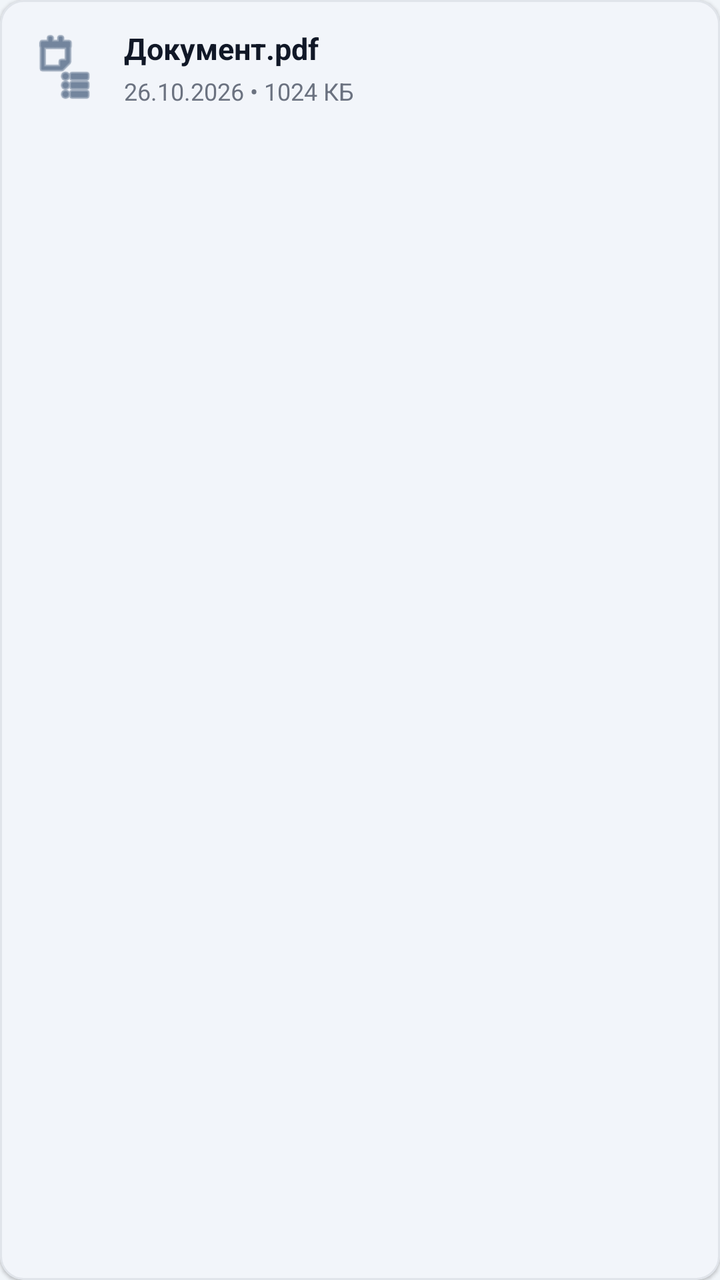
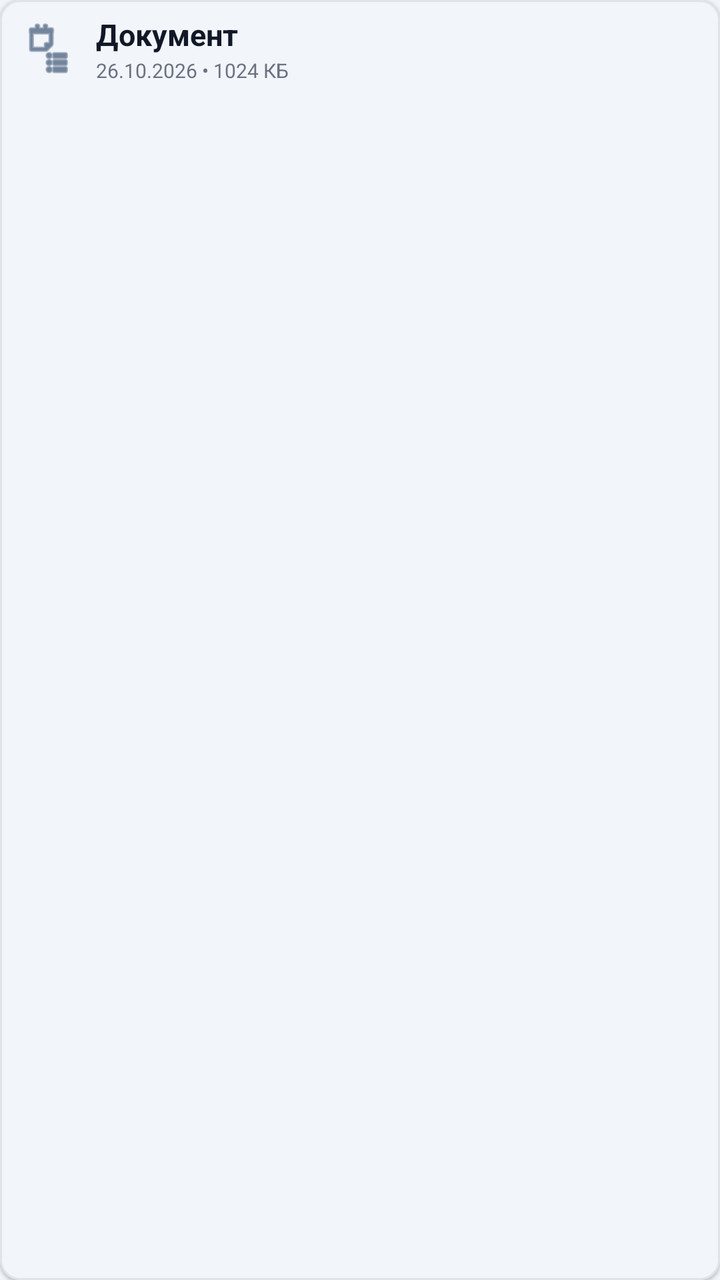

Before-and-after screenshots of an Android layout around one commit, followed by the original layout XML and the change that was made.
<!-- AndroidManifest.xml: application theme Theme.DocScannerUA -->
<!-- res/layout/item_document.xml -->
<?xml version="1.0" encoding="utf-8"?>
<com.google.android.material.card.MaterialCardView xmlns:android="http://schemas.android.com/apk/res/android"
    xmlns:app="http://schemas.android.com/apk/res-auto"
    android:id="@+id/cardDocument"
    android:layout_width="match_parent"
    android:layout_height="wrap_content"
    android:layout_marginHorizontal="12dp"
    android:layout_marginVertical="5dp"
    android:checkable="true"
    android:clickable="true"
    android:focusable="true"
    app:cardCornerRadius="12dp"
    app:cardElevation="1dp"
    app:strokeWidth="1dp"
    app:strokeColor="#E0E4EA">

    <LinearLayout
        android:layout_width="match_parent"
        android:layout_height="wrap_content"
        android:gravity="center_vertical"
        android:orientation="horizontal"
        android:padding="14dp">

        <ImageView
            android:id="@+id/ivDocIcon"
            android:layout_width="36dp"
            android:layout_height="36dp"
            android:src="@android:drawable/ic_menu_agenda"
            app:tint="#1E3A5F" />

        <LinearLayout
            android:layout_width="0dp"
            android:layout_height="wrap_content"
            android:layout_marginStart="12dp"
            android:layout_marginEnd="8dp"
            android:layout_weight="1"
            android:orientation="vertical">

            <TextView
                android:id="@+id/tvFileName"
                android:layout_width="match_parent"
                android:layout_height="wrap_content"
                android:ellipsize="middle"
                android:singleLine="true"
                android:text="Документ.pdf"
                android:textColor="#111827"
                android:textSize="15sp"
                android:textStyle="bold" />

            <TextView
                android:id="@+id/tvFileMeta"
                android:layout_width="match_parent"
                android:layout_height="wrap_content"
                android:layout_marginTop="3dp"
                android:text="26.10.2026 • 1024 КБ"
                android:textColor="#6B7280"
                android:textSize="12sp" />
        </LinearLayout>

        <CheckBox
            android:id="@+id/cbSelect"
            android:layout_width="wrap_content"
            android:layout_height="wrap_content"
            android:clickable="false"
            android:focusable="false"
            android:visibility="gone" />

        
        <ImageButton
            android:id="@+id/btnShare"
            android:layout_width="0dp"
            android:layout_height="0dp"
            android:visibility="gone" />

        <ImageButton
            android:id="@+id/btnDelete"
            android:layout_width="0dp"
            android:layout_height="0dp"
            android:visibility="gone" />
    </LinearLayout>
</com.google.android.material.card.MaterialCardView>
<!-- resources referenced by this layout -->
<resources>
  <style name="Theme.DocScannerUA" parent="Theme.Material3.Light.NoActionBar">
          <item name="colorPrimary">#0D47A1</item>
          <item name="colorSurface">#FFFFFF</item>
          <item name="colorOnSurface">#0F172A</item>
          <item name="android:windowBackground">#F1F5F9</item>
      </style>
</resources>

<!-- the commit's change to res/layout/item_document.xml (unified diff, before → after) -->
@@ -4,13 +4,14 @@
     android:id="@+id/cardDocument"
     android:layout_width="match_parent"
     android:layout_height="wrap_content"
-    android:layout_marginHorizontal="12dp"
-    android:layout_marginVertical="5dp"
+    android:layout_marginHorizontal="0dp"
+    android:layout_marginVertical="3dp"
     android:checkable="true"
     android:clickable="true"
     android:focusable="true"
-    app:cardCornerRadius="12dp"
+    app:cardCornerRadius="10dp"
     app:cardElevation="1dp"
+    app:checkedIcon="@null"
     app:strokeWidth="1dp"
     app:strokeColor="#E0E4EA">
 
@@ -19,42 +20,62 @@
         android:layout_height="wrap_content"
         android:gravity="center_vertical"
         android:orientation="horizontal"
-        android:padding="14dp">
+        android:paddingHorizontal="10dp"
+        android:paddingVertical="7dp">
 
         <ImageView
             android:id="@+id/ivDocIcon"
-            android:layout_width="36dp"
-            android:layout_height="36dp"
+            android:layout_width="28dp"
+            android:layout_height="28dp"
             android:src="@android:drawable/ic_menu_agenda"
             app:tint="#1E3A5F" />
 
         <LinearLayout
             android:layout_width="0dp"
             android:layout_height="wrap_content"
-            android:layout_marginStart="12dp"
-            android:layout_marginEnd="8dp"
+            android:layout_marginStart="10dp"
+            android:layout_marginEnd="6dp"
             android:layout_weight="1"
             android:orientation="vertical">
 
-            <TextView
-                android:id="@+id/tvFileName"
+            <LinearLayout
                 android:layout_width="match_parent"
                 android:layout_height="wrap_content"
-                android:ellipsize="middle"
-                android:singleLine="true"
-                android:text="Документ.pdf"
-                android:textColor="#111827"
-                android:textSize="15sp"
-                android:textStyle="bold" />
+                android:orientation="horizontal">
+
+                <TextView
+                    android:id="@+id/tvFileName"
+                    android:layout_width="0dp"
+                    android:layout_height="wrap_content"
+                    android:layout_weight="1"
+                    android:ellipsize="end"
+                    android:singleLine="true"
+                    android:text="Документ"
+                    android:textColor="#111827"
+                    android:textSize="15sp"
+                    android:textStyle="bold" />
+
+                <TextView
+                    android:id="@+id/tvFileNumber"
+                    android:layout_width="wrap_content"
+                    android:layout_height="wrap_content"
+                    android:layout_marginStart="6dp"
+                    android:singleLine="true"
+                    android:text="№1.pdf"
+                    android:textColor="#111827"
+                    android:textSize="15sp"
+                    android:textStyle="bold"
+                    android:visibility="gone" />
+            </LinearLayout>
 
             <TextView
                 android:id="@+id/tvFileMeta"
                 android:layout_width="match_parent"
                 android:layout_height="wrap_content"
-                android:layout_marginTop="3dp"
+                android:layout_marginTop="1dp"
                 android:text="26.10.2026 • 1024 КБ"
                 android:textColor="#6B7280"
-                android:textSize="12sp" />
+                android:textSize="10sp" />
         </LinearLayout>
 
         <CheckBox
@@ -63,19 +84,9 @@
             android:layout_height="wrap_content"
             android:clickable="false"
             android:focusable="false"
-            android:visibility="gone" />
-
-        
-        <ImageButton
-            android:id="@+id/btnShare"
-            android:layout_width="0dp"
-            android:layout_height="0dp"
-            android:visibility="gone" />
-
-        <ImageButton
-            android:id="@+id/btnDelete"
-            android:layout_width="0dp"
-            android:layout_height="0dp"
+            android:minWidth="0dp"
+            android:minHeight="0dp"
+            android:padding="0dp"
             android:visibility="gone" />
     </LinearLayout>
 </com.google.android.material.card.MaterialCardView>
